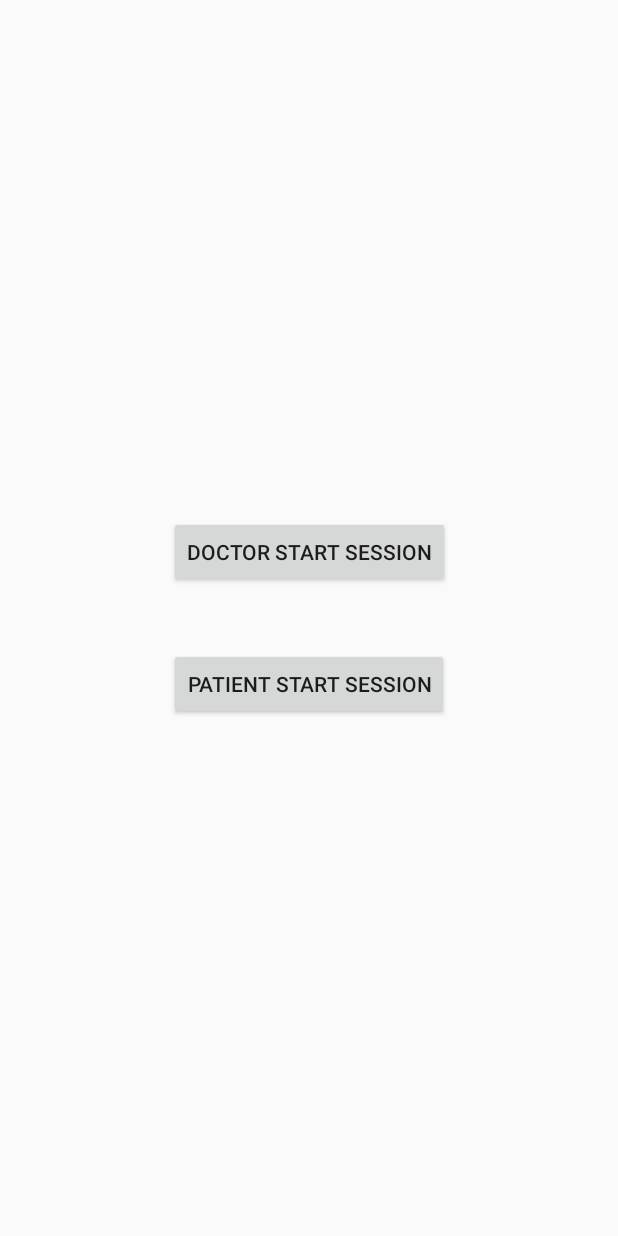
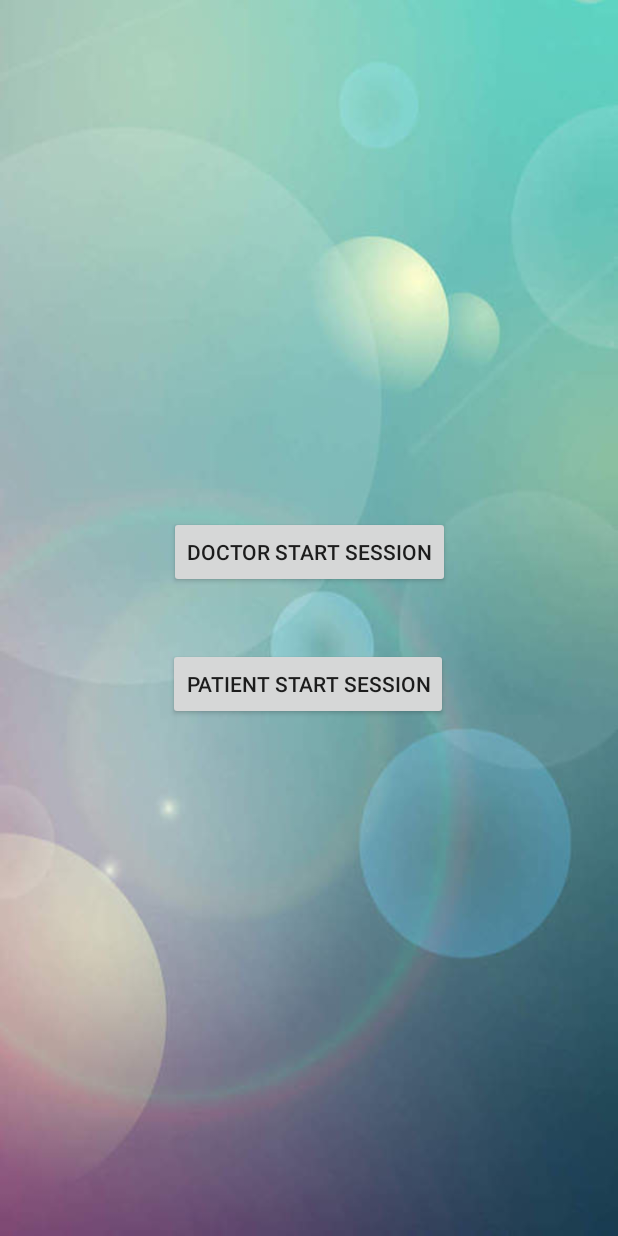
Before and after one commit to tiffanywu0313/Telecare, an Android app: the layout activity_session_select.xml on its own in the app's theme, with its tools: preview values and no code run, on a phone screen of 412 x 824 dp. Run offline under Robolectric (Android 15) with nearby library versions, the phone set to English and light mode, and no system bars.

Commit message:
changed background

```diff
--- a/hackhealth_android/app/src/main/res/layout/activity_session_select.xml
+++ b/hackhealth_android/app/src/main/res/layout/activity_session_select.xml
@@ -3,7 +3,8 @@
     xmlns:app="http://schemas.android.com/apk/res-auto"
     xmlns:tools="http://schemas.android.com/tools"
     android:layout_width="match_parent"
-    android:layout_height="match_parent">
+    android:layout_height="match_parent"
+    android:background="@drawable/bg">
 
     <Button
         android:id="@+id/bttn_start_doc"
@@ -18,7 +19,7 @@
         app:layout_constraintHorizontal_bias="0.5"
         app:layout_constraintStart_toStartOf="parent"
         app:layout_constraintTop_toTopOf="parent"
-        app:layout_constraintVertical_chainStyle="packed" />
+        app:layout_constraintVertical_chainStyle="packed"/>
 
     <Button
         android:id="@+id/bttn_start_patient"
@@ -30,7 +31,7 @@
         android:text="Patient Start Session"
         app:layout_constraintBottom_toBottomOf="parent"
         app:layout_constraintEnd_toEndOf="parent"
-        app:layout_constraintHorizontal_bias="0.5"
+        app:layout_constraintHorizontal_bias="0.497"
         app:layout_constraintStart_toStartOf="parent"
         app:layout_constraintTop_toBottomOf="@+id/bttn_start_doc" />
 </android.support.constraint.ConstraintLayout>
--- a/hackhealth_android/app/src/main/res/values/styles.xml
+++ b/hackhealth_android/app/src/main/res/values/styles.xml
@@ -1,11 +1,13 @@
 <resources>
 
     <!-- Base application theme. -->
-    <style name="AppTheme" parent="Theme.AppCompat.Light.DarkActionBar">
+    <style name="AppTheme" parent="Theme.AppCompat.Light.NoActionBar">
         <!-- Customize your theme here. -->
         <item name="colorPrimary">@color/colorPrimary</item>
         <item name="colorPrimaryDark">@color/colorPrimaryDark</item>
         <item name="colorAccent">@color/colorAccent</item>
     </style>
 
+    <style name="Theme"></style>
+
 </resources>
```
Also changed, not shown: hackhealth_android/app/src/main/res/drawable/button_bg.xml (added, +8 -0 lines), hackhealth_android/app/src/main/res/drawable/bg.jpg (added).
